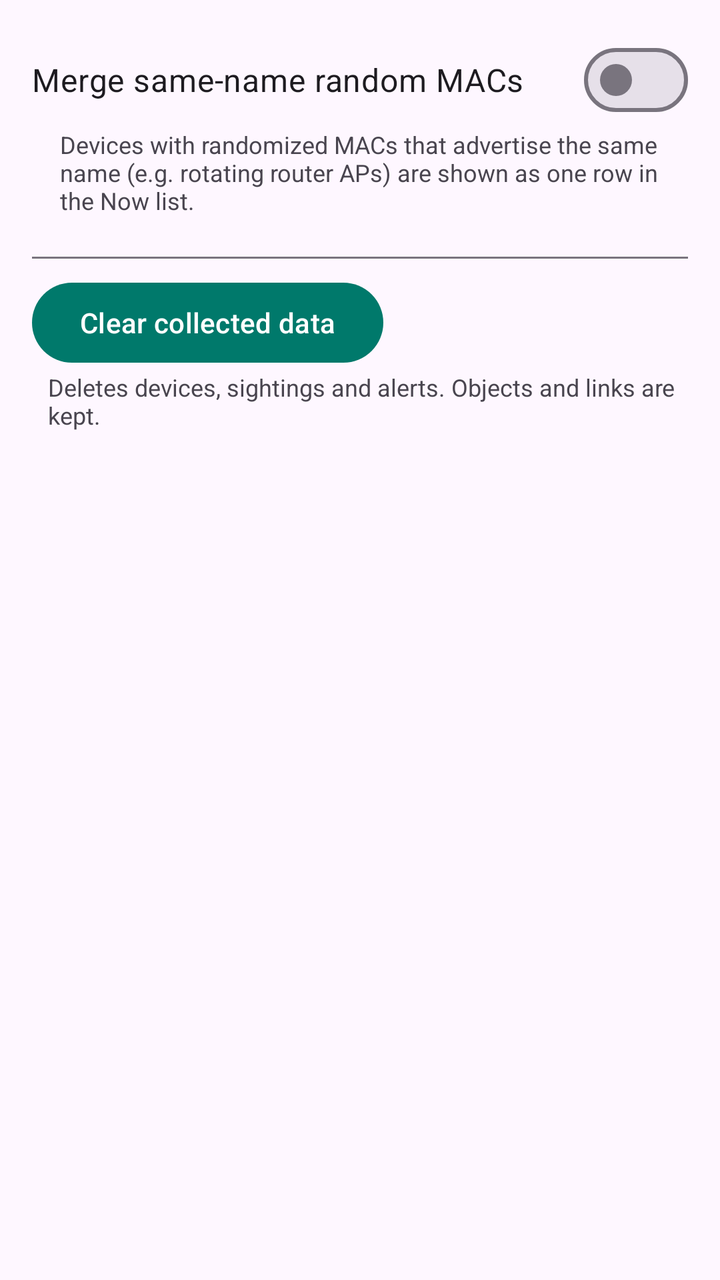
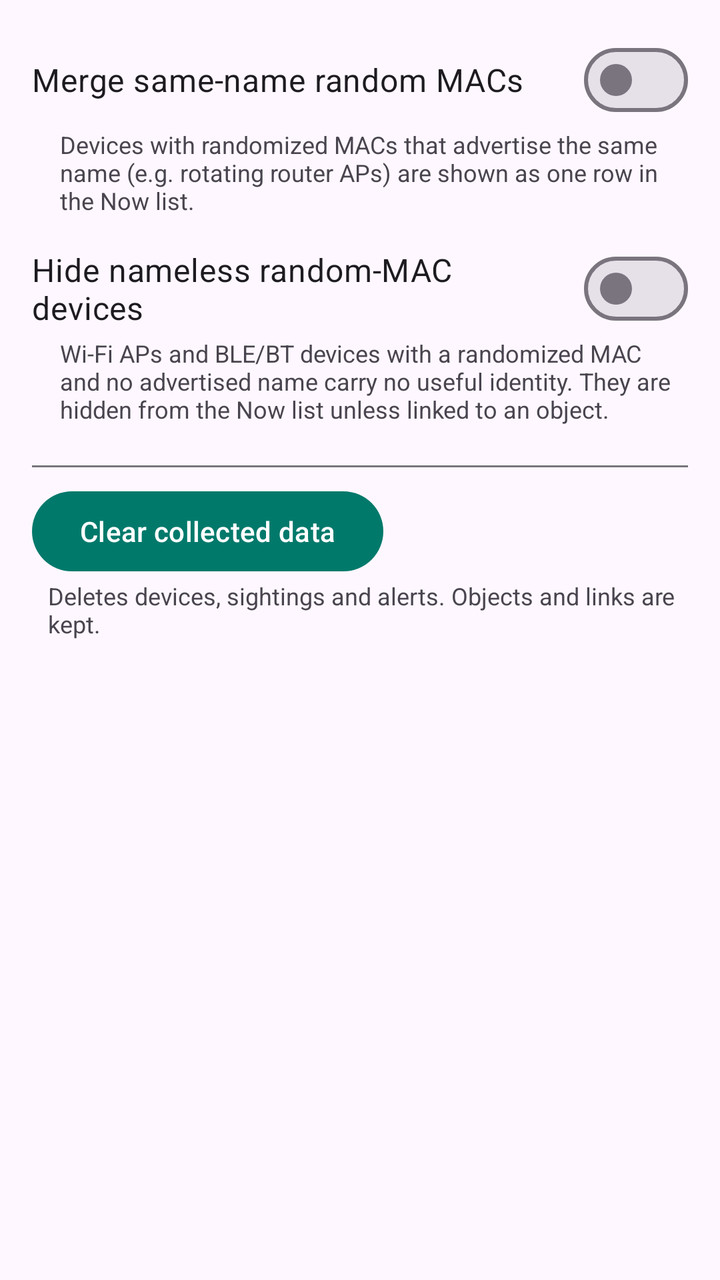

An Android layout rendered at two revisions. The XML below is the earlier revision; the diff shows what the commit changed to produce the second picture.
<!-- AndroidManifest.xml: application theme Theme.AroundMe -->
<!-- res/layout/activity_settings.xml -->
<?xml version="1.0" encoding="utf-8"?>
<LinearLayout xmlns:android="http://schemas.android.com/apk/res/android"
    android:layout_width="match_parent"
    android:layout_height="match_parent"
    android:orientation="vertical"
    android:padding="16dp">

    <com.google.android.material.materialswitch.MaterialSwitch
        android:id="@+id/switchMerge"
        android:layout_width="match_parent"
        android:layout_height="wrap_content"
        android:text="Merge same-name random MACs"
        android:textSize="16sp" />

    <TextView
        android:layout_width="match_parent"
        android:layout_height="wrap_content"
        android:paddingStart="14dp"
        android:paddingEnd="8dp"
        android:paddingBottom="12dp"
        android:text="Devices with randomized MACs that advertise the same name (e.g. rotating router APs) are shown as one row in the Now list."
        android:textSize="12sp" />

    <View
        android:layout_width="match_parent"
        android:layout_height="1dp"
        android:background="?attr/colorOutline"
        android:layout_marginVertical="8dp" />

    <Button
        android:id="@+id/btnClear"
        android:layout_width="wrap_content"
        android:layout_height="wrap_content"
        android:text="Clear collected data" />

    <TextView
        android:layout_width="match_parent"
        android:layout_height="wrap_content"
        android:paddingStart="8dp"
        android:text="Deletes devices, sightings and alerts. Objects and links are kept."
        android:textSize="12sp" />
</LinearLayout>
<!-- resources referenced by this layout -->
<resources>
  <style name="Theme.AroundMe" parent="Theme.Material3.DayNight.NoActionBar">
          <item name="colorPrimary">@color/teal_700</item>
          <item name="colorSecondary">@color/amber_600</item>
      </style>
  <color name="teal_700">#00796B</color>
  <color name="amber_600">#FFB300</color>
</resources>

<!-- the commit's change to res/layout/activity_settings.xml (unified diff, before → after) -->
@@ -21,6 +21,22 @@
         android:text="Devices with randomized MACs that advertise the same name (e.g. rotating router APs) are shown as one row in the Now list."
         android:textSize="12sp" />
 
+    <com.google.android.material.materialswitch.MaterialSwitch
+        android:id="@+id/switchHideNameless"
+        android:layout_width="match_parent"
+        android:layout_height="wrap_content"
+        android:text="Hide nameless random-MAC devices"
+        android:textSize="16sp" />
+
+    <TextView
+        android:layout_width="match_parent"
+        android:layout_height="wrap_content"
+        android:paddingStart="14dp"
+        android:paddingEnd="8dp"
+        android:paddingBottom="12dp"
+        android:text="Wi-Fi APs and BLE/BT devices with a randomized MAC and no advertised name carry no useful identity. They are hidden from the Now list unless linked to an object."
+        android:textSize="12sp" />
+
     <View
         android:layout_width="match_parent"
         android:layout_height="1dp"
